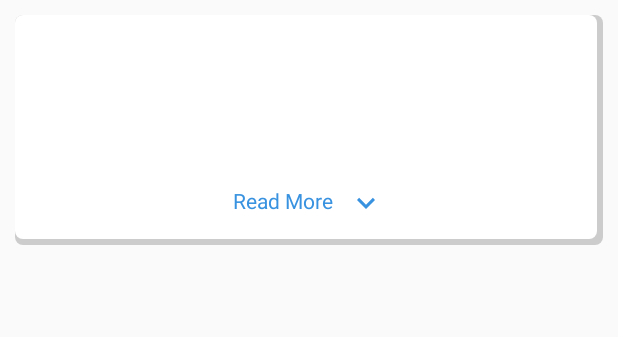
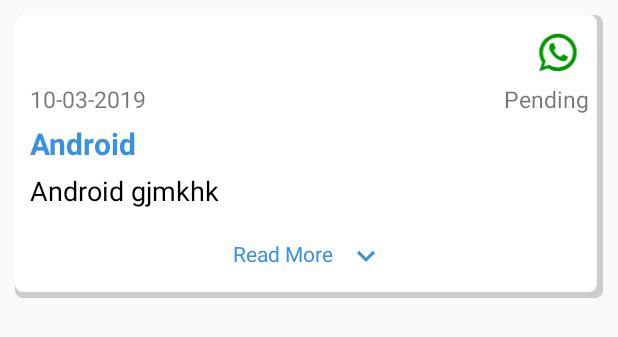
Before and after one commit to AnkitaPatel994/TaskMaster, an Android app: the layout task_list.xml on its own in the app's theme, with its tools: preview values and no code run, on a phone screen of 412 x 824 dp. Shown: the top 337 px of the screen. Run offline under Robolectric (Android 15) with nearby library versions, the phone set to English and light mode, and no system bars.

Commit message:
Share whatsapp code

```diff
--- /dev/null
+++ b/app/src/main/res/drawable/ic_whatsapp.xml
@@ -0,0 +1,12 @@
+<?xml version="1.0" encoding="utf-8"?>
+<vector xmlns:android="http://schemas.android.com/apk/res/android"
+    android:height="24dp"
+    android:width="24dp"
+    android:viewportWidth="24"
+    android:viewportHeight="24">
+
+    <path
+        android:fillColor="#000"
+        android:pathData="M16.75,13.96C17,14.09 17.16,14.16 17.21,14.26C17.27,14.37 17.25,14.87 17,15.44C16.8,16 15.76,16.54 15.3,16.56C14.84,16.58 14.83,16.92 12.34,15.83C9.85,14.74 8.35,12.08 8.23,11.91C8.11,11.74 7.27,10.53 7.31,9.3C7.36,8.08 8,7.5 8.26,7.26C8.5,7 8.77,6.97 8.94,7H9.41C9.56,7 9.77,6.94 9.96,7.45L10.65,9.32C10.71,9.45 10.75,9.6 10.66,9.76L10.39,10.17L10,10.59C9.88,10.71 9.74,10.84 9.88,11.09C10,11.35 10.5,12.18 11.2,12.87C12.11,13.75 12.91,14.04 13.15,14.17C13.39,14.31 13.54,14.29 13.69,14.13L14.5,13.19C14.69,12.94 14.85,13 15.08,13.08L16.75,13.96M12,2A10,10 0 0,1 22,12A10,10 0 0,1 12,22C10.03,22 8.2,21.43 6.65,20.45L2,22L3.55,17.35C2.57,15.8 2,13.97 2,12A10,10 0 0,1 12,2M12,4A8,8 0 0,0 4,12C4,13.72 4.54,15.31 5.46,16.61L4.5,19.5L7.39,18.54C8.69,19.46 10.28,20 12,20A8,8 0 0,0 20,12A8,8 0 0,0 12,4Z" />
+
+</vector>
--- a/app/src/main/res/layout/task_list.xml
+++ b/app/src/main/res/layout/task_list.xml
@@ -1,6 +1,7 @@
 <?xml version="1.0" encoding="utf-8"?>
 <LinearLayout
     xmlns:android="http://schemas.android.com/apk/res/android"
+    xmlns:app="http://schemas.android.com/apk/res-auto"
     android:layout_width="match_parent"
     android:layout_height="wrap_content"
     android:padding="10dp"
@@ -15,6 +16,15 @@
         android:padding="10dp"
         android:orientation="vertical">
 
+        <ImageView
+            android:id="@+id/ivShare"
+            android:layout_width="40dp"
+            android:layout_height="30dp"
+            android:layout_gravity="right"
+            android:layout_marginBottom="5dp"
+            android:tint="@color/colorGreen"
+            app:srcCompat="@drawable/ic_whatsapp" />
+
         <LinearLayout
             android:layout_width="match_parent"
             android:layout_height="wrap_content"
@@ -26,6 +36,7 @@
                 android:layout_width="match_parent"
                 android:layout_height="match_parent"
                 android:textSize="15dp"
+                android:text="10-03-2019"
                 android:layout_weight="1" />
 
             <TextView
@@ -34,6 +45,7 @@
                 android:layout_height="match_parent"
                 android:textSize="15dp"
                 android:gravity="right"
+                android:text="Pending"
                 android:layout_weight="1" />
 
         </LinearLayout>
@@ -44,7 +56,8 @@
             android:layout_height="match_parent"
             android:textSize="20dp"
             android:textColor="@color/colorBlue"
-            android:textStyle="bold" />
+            android:textStyle="bold"
+            android:text="Android"/>
 
         <TextView
             android:id="@+id/txtTaskDescriptionA"
@@ -53,6 +66,7 @@
             android:layout_marginTop="5dp"
             android:textColor="@color/colorBlack"
             android:textSize="18dp"
+            android:text="Android gjmkhk"
             android:maxLines="2"/>
 
         <LinearLayout
@@ -75,6 +89,8 @@
 
         </LinearLayout>
 
+
+
     </LinearLayout>
 
 </LinearLayout>
```
Also changed, not shown: app/src/main/java/com/iteration/taskmaster/activity/AddTaskActivity.java (+5 -5 lines), app/src/main/java/com/iteration/taskmaster/adapter/PendingTaskListAdapter.java (+19 -1 lines), app/src/main/java/com/iteration/taskmaster/adapter/ViewTaskListAdapter.java (+18 -1 lines).
